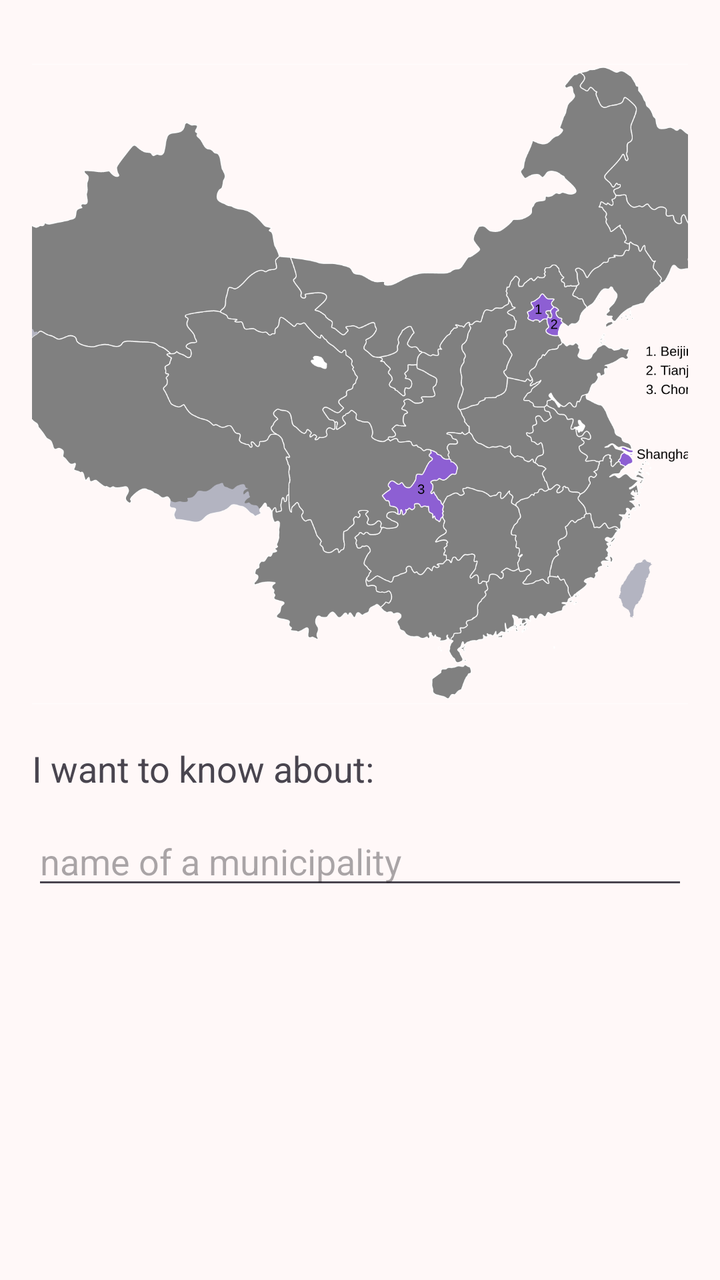
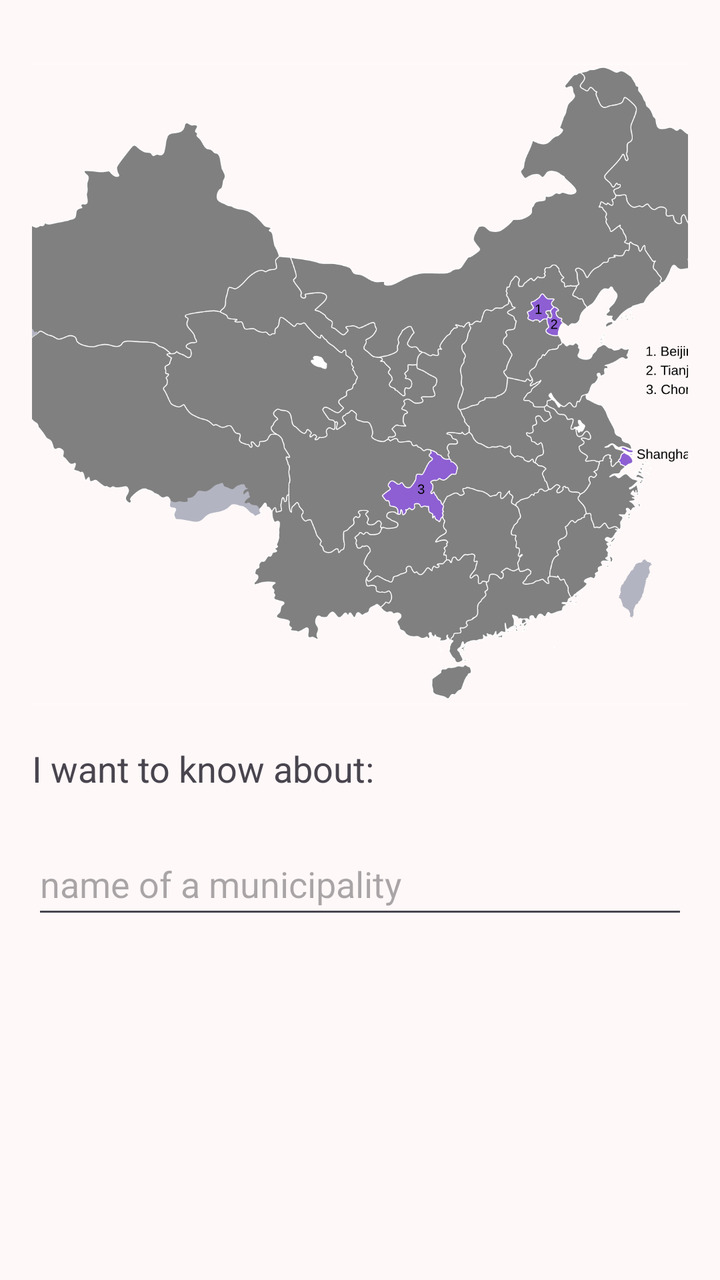

An Android layout rendered at two revisions. The XML below is the earlier revision; the diff shows what the commit changed to produce the second picture.
<!-- AndroidManifest.xml: application theme Theme.Practical5 -->
<!-- res/layout/activity_main.xml -->
<?xml version="1.0" encoding="utf-8"?>
<ScrollView xmlns:android="http://schemas.android.com/apk/res/android"
    android:id="@+id/main"
    android:layout_width="match_parent"
    android:layout_height="match_parent"
    android:background="@color/color_default_background"
    android:padding="16dp">

    <LinearLayout
        android:layout_width="match_parent"
        android:layout_height="wrap_content"
        android:orientation="vertical">

        <ImageView
            android:layout_width="match_parent"
            android:layout_height="320dp"
            android:layout_marginTop="16dp"
            android:src="@drawable/chinese_municipalities"
            android:scaleType="centerCrop"
            android:contentDescription="@string/title_main"/>

        <TextView
            android:layout_width="wrap_content"
            android:layout_height="wrap_content"
            android:layout_marginTop="20dp"
            android:text="@string/label_input"
            android:textSize="18sp"/>

        <EditText
            android:id="@+id/et_input_muni"
            android:layout_width="match_parent"
            android:layout_height="wrap_content"
            android:layout_marginTop="12dp"
            android:hint="@string/hint_input"
            android:inputType="textCapWords|textNoSuggestions"
            android:singleLine="true"
            android:imeOptions="actionGo"/>

    </LinearLayout>
</ScrollView>
<!-- resources referenced by this layout -->
<resources>
  <color name="color_default_background">#FFF8F8</color>
  <!-- drawable chinese_municipalities: png bitmap (drawable, 204663 bytes) -->
  <string name="hint_input">name of a municipality</string>
  <string name="label_input">I want to know about:</string>
  <string name="title_main">Municipalities in China</string>
  <style name="Theme.Practical5" parent="Base.Theme.Practical5" />
  <style name="Base.Theme.Practical5" parent="Theme.Material3.DayNight.NoActionBar">
          
          
      </style>
</resources>

<!-- the commit's change to res/layout/activity_main.xml (unified diff, before → after) -->
@@ -30,7 +30,8 @@
             android:id="@+id/et_input_muni"
             android:layout_width="match_parent"
             android:layout_height="wrap_content"
-            android:layout_marginTop="12dp"
+            android:minHeight="48dp"
+            android:layout_marginTop="20dp"
             android:hint="@string/hint_input"
             android:inputType="textCapWords|textNoSuggestions"
             android:singleLine="true"
